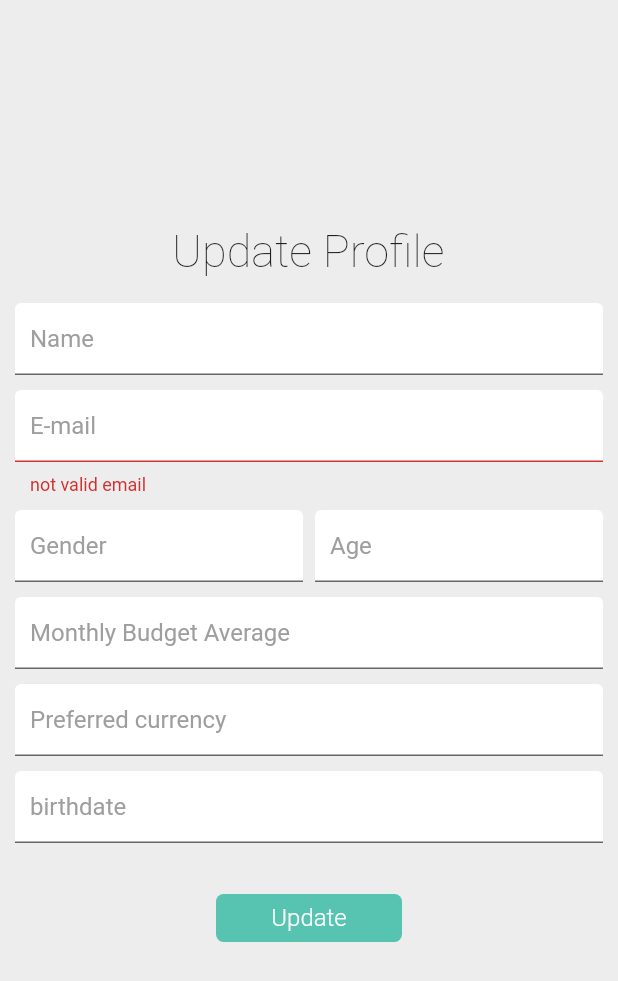
After one commit to GraduationProjectFCI/Budget_Plannner_Mobile, a Flutter app: the UpdateProfileScreen screen opened by its route, after a tap on "Update", on a phone screen of 412 x 824 dp. The commit adds this screen. Shown: the top 981 px of the screen. Run offline on Flutter 3.47's test engine with Material 2 defaults, Android fonts, the phone set to English and light mode, and no system bars; our stand-ins replace conditional_builder_null_safety, date_format, date_time_picker, fluttertoast, get, percent_indicator and 1 more; accounts and stored records are empty; network calls fail.

Commit message:
update profile

```diff
--- a/lib/constants/app_routes.dart
+++ b/lib/constants/app_routes.dart
@@ -15,6 +15,7 @@ import '../view/screens/login_screen.dart';
 import '../view/screens/profile_screen.dart';
 import '../view/screens/register_screen.dart';
 import '../view/screens/sheets_screen.dart';
+import '../view/screens/update_profile.dart';
 
 class AppRoutes {
   static const String login = '/login';
@@ -31,6 +32,7 @@ class AppRoutes {
   static const String addDeadline = '/add_deadline';
   static const String AddDeleteLabelsScreen = '/labels_screen';
   static const String exportUdateScreen = '/export_update_screen';
+  static const String updateProfile = '/update_profile';
 }
 
 Map<String, Widget Function(BuildContext)> routes = {
@@ -48,4 +50,5 @@ Map<String, Widget Function(BuildContext)> routes = {
   AppRoutes.addDeadline: (context) => AddDeadlineScreen(),
   AppRoutes.AddDeleteLabelsScreen: (context) => AddDeleteLabelsScreen(),
   AppRoutes.exportUdateScreen: (context) => ExportUdateScreen(),
+  AppRoutes.updateProfile: (context) => UpdateProfileScreen(),
 };
--- a/lib/controller/add_deadlin_controller.dart
+++ b/lib/controller/add_deadlin_controller.dart
@@ -36,6 +36,8 @@ class AddDeadlineController extends GetxController {
       deadlineController.clear();
       dateTimeController.clear();
       conttrollrerDeadline.getDeadlineData();
+      Get.back();
+
       update();
     });
     update();
--- a/lib/controller/add_sheet_controller.dart
+++ b/lib/controller/add_sheet_controller.dart
@@ -22,6 +22,8 @@ class AddSheetController extends GetxController {
         .then((value) {
       toast(msg: value['msg']);
       state = true.obs;
+      Get.back();
+
       update();
     });
     update();
--- a/lib/controller/profile_controller.dart
+++ b/lib/controller/profile_controller.dart
@@ -25,9 +25,9 @@ class ProfileController extends GetxController {
         print(value);
 
         if (value['userData'] != null) {
-          print('success!!');
+          // print('success!!');
           profileModel = await ProfileModel.fromJson(value);
-          toast(msg: '${profileModel?.msg}', color: AppColor.buttonColor);
+          // toast(msg: '${profileModel?.msg}', color: AppColor.buttonColor);
           print(profileModel?.userData.name);
           state = true.obs;
           WidgetsFlutterBinding.ensureInitialized();
--- /dev/null
+++ b/lib/controller/update_profile_controller.dart
@@ -0,0 +1,99 @@
+import 'package:budget_planner_app/controller/profile_controller.dart';
+import 'package:budget_planner_app/helper/http_helper.dart';
+import 'package:budget_planner_app/models/register_model.dart';
+import 'package:budget_planner_app/view/widgets/toast.dart';
+import 'package:flutter/material.dart';
+import 'package:get/get.dart';
+import 'package:get/state_manager.dart';
+
+import '../constants/app_routes.dart';
+import '../constants/endpoint.dart';
+import '../helper/cashe_helper.dart';
+
+class UpdateProfileController extends GetxController {
+  ProfileController con = Get.put(ProfileController());
+  late TextEditingController nameTextController;
+  late TextEditingController emailTextController;
+  late TextEditingController genderTextController;
+  late TextEditingController ageTextController;
+  late TextEditingController budgetAverageTextController;
+  late TextEditingController currencyTextController;
+  late TextEditingController passwordTextController;
+  late TextEditingController birthdateTextController;
+  late TextEditingController rePasswordTextController;
+  GlobalKey<FormState> formKey = GlobalKey<FormState>();
+  RxBool state = true.obs;
+
+  @override
+  updateprofile() async {
+    print('helllllo sign up');
+
+    // if (passwordTextController.text != rePasswordTextController.text) {
+    //   toast(msg: 'the password not the same');
+
+    //   return;
+    // }
+
+    if (formKey.currentState!.validate()) {
+      state = false.obs;
+      WidgetsFlutterBinding.ensureInitialized();
+      update();
+      Map<String, dynamic> map = {
+        "name": nameTextController.text,
+        "email": emailTextController.text,
+        "gender": genderTextController.text,
+        //  ageTextController.text,
+        "budget": budgetAverageTextController.text,
+        //  passwordTextController.text,
+        "birthdate": birthdateTextController.text,
+        "currency": currencyTextController.text,
+      };
+      String? token = CacheHelper.prefs!.getString('token');
+      Http.updateData(
+        endpoint: Endpoint.profile,
+        map: map,
+        token: token,
+      ).then((value) async {
+        state = true.obs;
+
+        if (value['user_id'] != null) {
+          toast(msg: value['msg'].toString(), color: Colors.green);
+          con.getProfileData().then((value) {
+            Get.back();
+          });
+        } else {
+          state = true.obs;
+          toast(msg: value['msg'].toString());
+        }
+        update();
+      });
+    }
+  }
+
+  @override
+  void onInit() {
+    nameTextController = TextEditingController();
+    emailTextController = TextEditingController();
+    genderTextController = TextEditingController();
+    ageTextController = TextEditingController();
+    budgetAverageTextController = TextEditingController();
+    currencyTextController = TextEditingController();
+    passwordTextController = TextEditingController();
+    rePasswordTextController = TextEditingController();
+    birthdateTextController = TextEditingController();
+    super.onInit();
+  }
+
+  @override
+  void dispose() {
+    nameTextController.dispose();
+    emailTextController.dispose();
+    genderTextController.dispose();
+    ageTextController.dispose();
+    budgetAverageTextController.dispose();
+    currencyTextController.dispose();
+    passwordTextController.dispose();
+    birthdateTextController.dispose();
+    super.dispose();
+  }
+}
--- /dev/null
+++ b/lib/view/screens/update_profile.dart
@@ -0,0 +1,145 @@
+import 'package:budget_planner_app/constants/app_color.dart';
+import 'package:budget_planner_app/controller/register_controller.dart';
+import 'package:budget_planner_app/functions/valid_input.dart';
+import 'package:budget_planner_app/view/widgets/date_time.dart';
+import 'package:conditional_builder_null_safety/conditional_builder_null_safety.dart';
+import 'package:flutter/material.dart';
+import 'package:get/get.dart';
+
+import '../../controller/update_profile_controller.dart';
+import '../widgets/custom_button.dart';
+import '../widgets/custom_textformfield.dart';
+
+class UpdateProfileScreen extends StatelessWidget {
+  UpdateProfileScreen({super.key});
+  UpdateProfileController controller = Get.put(UpdateProfileController());
+  @override
+  Widget build(BuildContext context) {
+    return Scaffold(
+      body: SingleChildScrollView(
+        child: Container(
+          padding: const EdgeInsets.fromLTRB(10, 150, 10, 195),
+          width: double.infinity,
+          color: AppColor.backgroundColor,
+          child: Form(
+            key: controller.formKey,
+            child: Column(
+              crossAxisAlignment: CrossAxisAlignment.center,
+              children: [
+                Container(
+                  margin: const EdgeInsets.fromLTRB(0, 0, 1, 17),
+                  child: const Text(
+                    'Update Profile',
+                    style: TextStyle(
+                      fontWeight: FontWeight.w100,
+                      fontSize: 30,
+                    ),
+                  ),
+                ),
+                CustomTextFormField(
+                  hintText: 'Name',
+                  fieldType: TextInputType.name,
+                  textController: controller.nameTextController,
+                ),
+                const SizedBox(height: 10),
+                CustomTextFormField(
+                    validator: (value) {
+                      return validInput(value!, 5, 100, 'email');
+                    },
+                    hintText: 'E-mail',
+                    textController: controller.emailTextController),
+                const SizedBox(height: 10),
+                SizedBox(
+                  width: double.infinity,
+                  child: Row(
+                    crossAxisAlignment: CrossAxisAlignment.center,
+                    children: [
+                      Expanded(
+                        child: CustomTextFormField(
+                            hintText: 'Gender',
+                            fieldType: TextInputType.text,
+                            textController: controller.genderTextController),
+                      ),
+                      const SizedBox(
+                        width: 8,
+                      ),
+                      Expanded(
+                        child: CustomTextFormField(
+                            fieldType: TextInputType.number,
+                            hintText: 'Age',
+                            textController: controller.ageTextController),
+                      ),
+                    ],
+                  ),
+                ),
+                const SizedBox(height: 10),
+                CustomTextFormField(
+                    hintText: 'Monthly Budget Average',
+                    fieldType: TextInputType.number,
+                    textController: controller.budgetAverageTextController),
+                const SizedBox(height: 10),
+                CustomTextFormField(
+                    hintText: 'Preferred currency',
+                    textController: controller.currencyTextController),
+                const SizedBox(height: 10),
+                // Container(
+                //   width: double.infinity,
+                //   child: Row(
+                //     crossAxisAlignment: CrossAxisAlignment.center,
+                //     children: [
+                //       Expanded(
+                //         child: CustomTextFormField(
+                //             validator: (value) {
+                //               return validInput(value!, 8, 100, 'password');
+                //             },
+                //             hintText: 'Enter Passwoed',
+                //             textController: controller.passwordTextController),
+                //       ),
+                //       const SizedBox(width: 8),
+                //       Expanded(
+                //         child: CustomTextFormField(
+                //             validator: (value) {
+                //               return validInput(value!, 8, 100, 'password');
+                //             },
+                //             hintText: 'Re-enter Password',
+                //             textController:
+                //                 controller.rePasswordTextController),
+                //       ),
+                //     ],
+                //   ),
+                // ),
+                // const SizedBox(height: 10),
+                CustomTextFormField(
+                    hintText: 'birthdate',
+                    textController: controller.birthdateTextController),
+                    const SizedBox(height: 20),
+                // picker(dateTimeController: controller.birthdateTextController),
+                Container(
+                  margin: const EdgeInsets.only(top: 6, left: 134, right: 134),
+                  child: GetBuilder<UpdateProfileController>(
+                    builder: (c) => ConditionalBuilder(
+                      condition: controller.state.isTrue,
+                      builder: (context) {
+                        return CustomButton(
+                          textButton: 'Update',
+                          onPressed: () async {
+                            var res2 = await controller.updateprofile();
+
+                          },
+                        );
+                      },
+                      fallback: (context) =>
+                          const Center(child: CircularProgressIndicator()),
+                    ),
+                  ),
+                ),
+
+
+              ],
+            ),
+          ),
+        ),
+      ),
+    );
+  }
+}
```
Also changed, not shown: lib/controller/expense_controller.dart (+9 -3 lines), lib/controller/expenses_update_controller.dart (+10 -8 lines), lib/controller/sheet_info_controller.dart (+4 -5 lines), lib/view/screens/expense_update_screen.dart (+31 -10 lines), lib/view/screens/profile_screen.dart (+12 -1 lines), lib/view/screens/sheet_info.dart (+13 -7 lines).
